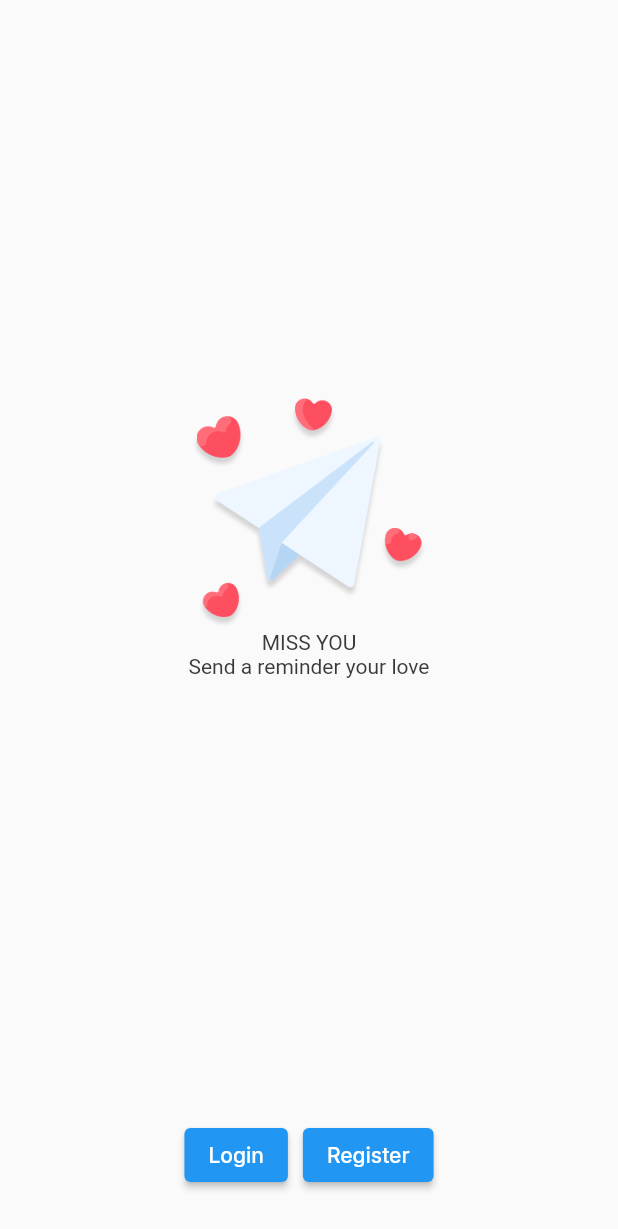
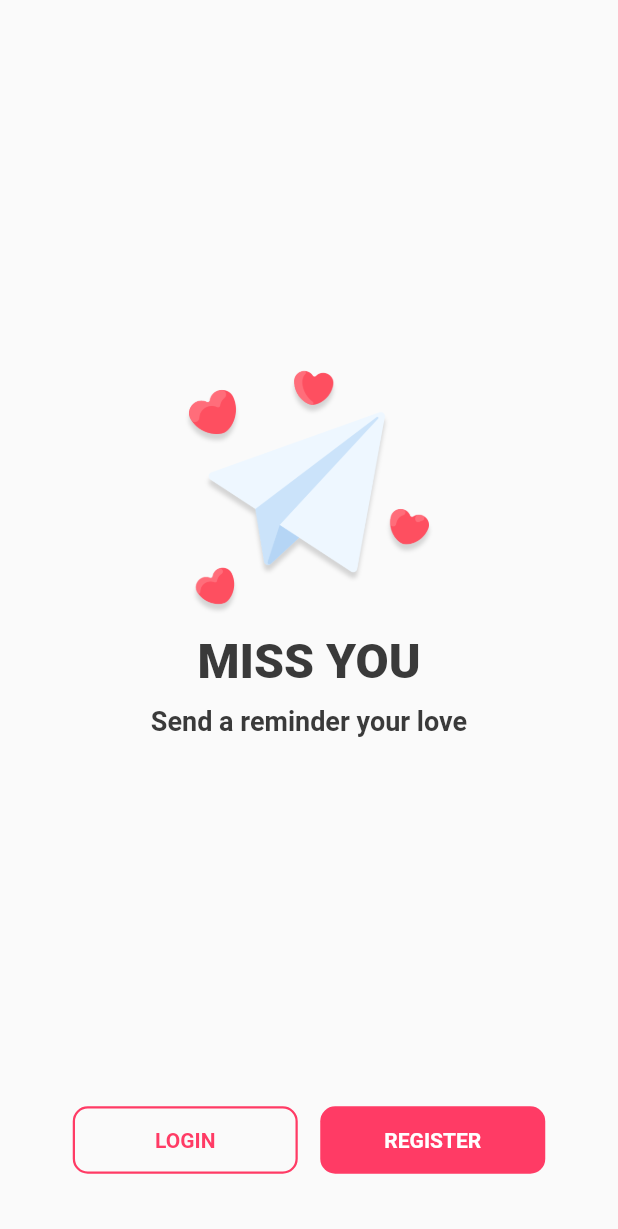
Before and after one commit to marcinkotowski/miss-you, a Flutter app: the screen it shows after launch, on a phone screen of 412 x 824 dp. Shown: the top 1229 px of the screen. Run offline on Flutter 3.47's test engine with Material 2 defaults, Android fonts, the phone set to English and light mode, and no system bars; drawn by our look-alikes of drop_shadow; our stand-ins replace google_fonts.

Commit message:
feat(welcome page): add design

```diff
--- a/lib/pages/welcome_page.dart
+++ b/lib/pages/welcome_page.dart
@@ -1,5 +1,8 @@
 import 'package:drop_shadow/drop_shadow.dart';
 import 'package:flutter/material.dart';
+import '../theme.dart';
+import 'login_page.dart';
+import 'registration_page.dart';
 
 class WelcomePage extends StatelessWidget {
   const WelcomePage({super.key});
@@ -9,7 +12,6 @@ class WelcomePage extends StatelessWidget {
   @override
   Widget build(BuildContext context) {
     return Scaffold(
-      backgroundColor: Colors.grey[50],
       body: SafeArea(
         child: Column(
           mainAxisAlignment: MainAxisAlignment.end,
@@ -25,35 +27,63 @@ class WelcomePage extends StatelessWidget {
                     opacity: 0.15,
                     child: Image.asset(
                       imagePath,
-                      height: 150,
+                      height: 160,
                     ),
                   ),
+                  const SizedBox(height: 10),
                   const Text(
                     "MISS YOU",
+                    style: TextStyle(fontSize: 32, fontWeight: FontWeight.w800),
                   ),
+                  const SizedBox(height: 10),
                   const Text(
                     "Send a reminder your love",
+                    style: TextStyle(fontSize: 18, fontWeight: FontWeight.w600),
                   ),
                 ],
               ),
             ),
             Padding(
-              padding: const EdgeInsets.all(30.0),
+              padding: const EdgeInsets.only(bottom: 40),
               child: Row(
                 mainAxisAlignment: MainAxisAlignment.center,
                 children: [
+                  OutlinedButton(
+                    style: outlinedButtonStyle.copyWith(
+                      minimumSize: MaterialStateProperty.all(
+                        const Size(150, 45),
+                      ),
+                    ),
+                    onPressed: () {
+                      Navigator.push(
+                        context,
+                        MaterialPageRoute(
+                          builder: (context) => const LoginPage(),
+                        ),
+                      );
+                    },
+                    child: const Text("LOGIN"),
+                  ),
+                  const SizedBox(width: 15.0),
                   ElevatedButton(
-                    onPressed: () {},
-                    child: const Text("Login"),
+                    style: elevatedButtonStyle.copyWith(
+                      minimumSize: MaterialStateProperty.all(
+                        const Size(150, 45),
+                      ),
+                    ),
+                    onPressed: () {
+                      Navigator.push(
+                        context,
+                        MaterialPageRoute(
+                          builder: (context) => const RegistrationPage(),
+                        ),
+                      );
+                    },
+                    child: const Text("REGISTER"),
                   ),
-                  const SizedBox(width: 10.0),
-                  ElevatedButton(
-                    onPressed: () {},
-                    child: const Text("Register"),
-                  )
                 ],
               ),
-            )
+            ),
           ],
         ),
       ),
--- a/lib/theme.dart
+++ b/lib/theme.dart
@@ -3,3 +3,24 @@
 const primaryColor = Color(0xFFFF3B65);
 const secondaryColor = Color(0xFFFFFFFF);
 const primaryTextColor = Color(0xFF3A3A3A);
+
+final ButtonStyle outlinedButtonStyle = OutlinedButton.styleFrom(
+  foregroundColor: primaryColor,
+  side: const BorderSide(
+    color: primaryColor,
+    width: 1.5,
+  ),
+  textStyle: const TextStyle(fontWeight: FontWeight.w600),
+  shape: RoundedRectangleBorder(
+    borderRadius: BorderRadius.circular(10.0),
+  ),
+);
+
+final ButtonStyle elevatedButtonStyle = ElevatedButton.styleFrom(
+  backgroundColor: primaryColor,
+  elevation: 0,
+  textStyle: const TextStyle(fontWeight: FontWeight.w600),
+  shape: RoundedRectangleBorder(
+    borderRadius: BorderRadius.circular(10.0),
+  ),
+);
```
Also changed, not shown: lib/pages/login_page.dart (added, +19 -0 lines), lib/pages/registration_page.dart (added, +19 -0 lines).
